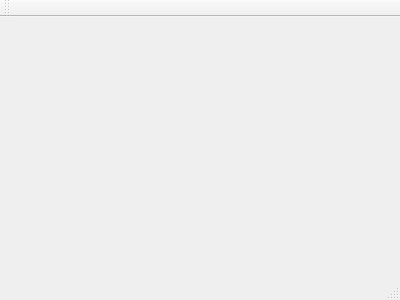
Above: qt/render/mainwindow.ui from panda-media/LiteVideoPlayer before the change. Below: the same form after it.
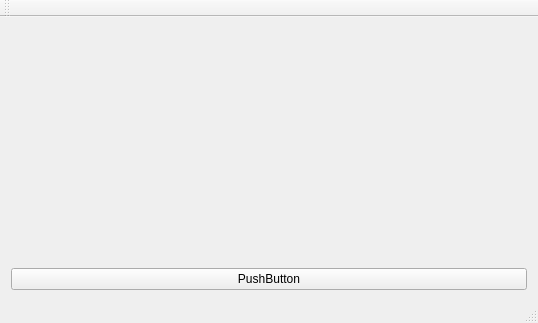
That is the form after the change.

```diff
--- a/qt/render/mainwindow.ui
+++ b/qt/render/mainwindow.ui
@@ -1,24 +1,66 @@
 <ui version="4.0">
  <class>MainWindow</class>
- <widget class="QMainWindow" name="MainWindow" >
-  <property name="geometry" >
+ <widget class="QMainWindow" name="MainWindow">
+  <property name="geometry">
    <rect>
     <x>0</x>
     <y>0</y>
-    <width>400</width>
-    <height>300</height>
+    <width>538</width>
+    <height>323</height>
    </rect>
   </property>
   <property name="windowTitle" >
    <string>MainWindow</string>
   </property>
-  <widget class="QMenuBar" name="menuBar" />
-  <widget class="QToolBar" name="mainToolBar" />
-  <widget class="QWidget" name="centralWidget" />
-  <widget class="QStatusBar" name="statusBar" />
+  <widget class="QWidget" name="centralWidget">
+   <layout class="QGridLayout" name="gridLayout">
+    <item row="0" column="0">
+     <layout class="QVBoxLayout" name="verticalLayout">
+      <item>
+       <spacer name="verticalSpacer">
+        <property name="orientation">
+         <enum>Qt::Vertical</enum>
+        </property>
+        <property name="sizeHint" stdset="0">
+         <size>
+          <width>20</width>
+          <height>40</height>
+         </size>
+        </property>
+       </spacer>
+      </item>
+      <item>
+       <widget class="QPushButton" name="pushButton">
+        <property name="text">
+         <string>PushButton</string>
+        </property>
+       </widget>
+      </item>
+     </layout>
+    </item>
+   </layout>
+  </widget>
+  <widget class="QMenuBar" name="menuBar">
+   <property name="geometry">
+    <rect>
+     <x>0</x>
+     <y>0</y>
+     <width>538</width>
+     <height>20</height>
+    </rect>
+   </property>
+  </widget>
+  <widget class="QToolBar" name="mainToolBar">
+   <attribute name="toolBarArea">
+    <enum>TopToolBarArea</enum>
+   </attribute>
+   <attribute name="toolBarBreak">
+    <bool>false</bool>
+   </attribute>
+  </widget>
+  <widget class="QStatusBar" name="statusBar"/>
  </widget>
- <layoutDefault spacing="6" margin="11" />
- <pixmapfunction></pixmapfunction>
+ <layoutdefault spacing="6" margin="11"/>
  <resources/>
  <connections/>
 </ui>
```
Left out of the diff: 3 changed lines with no effect on the pictures.
